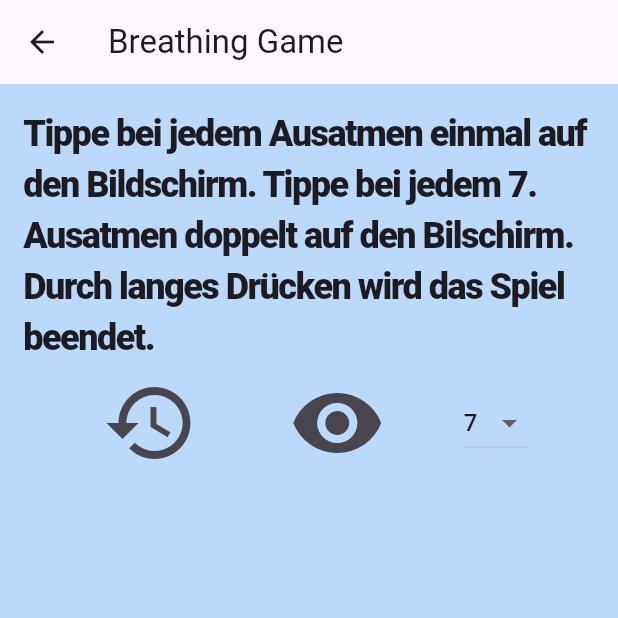
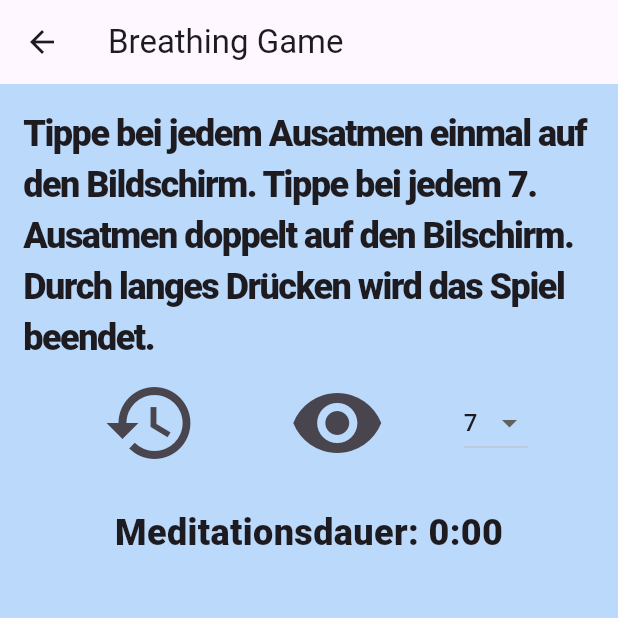
Before and after one commit to maxmitz/meditation_app, a Flutter app: the BreathingGameScreen screen opened by its route, after a tap on the "restore" icon, on a phone screen of 412 x 824 dp, the top half of it. Run offline on Flutter 3.47's test engine with Material 3 defaults, Android fonts, the phone set to English and light mode, and no system bars; our stand-ins replace flutter_svg, freezed_annotation, go_router, hooks_riverpod, just_audio, rxdart; missing offline and left inert: audio_session.

Commit message:
feat: Add meditation time to breathing game

```diff
--- a/lib/breathing_game/presentation/breathing_game_screen.dart
+++ b/lib/breathing_game/presentation/breathing_game_screen.dart
@@ -1,15 +1,38 @@
+import 'dart:async';
+
 import 'package:flutter/material.dart';
 import 'package:hooks_riverpod/hooks_riverpod.dart';
 import 'package:meditation/breathing_game/domain/breathing_game_enums.dart';
 import 'package:meditation/breathing_game/view_model/breathing_game_provider.dart';
 
-class BreathingGameScreen extends ConsumerWidget {
+class BreathingGameScreen extends ConsumerStatefulWidget {
   const BreathingGameScreen({super.key});
 
   @override
-  Widget build(BuildContext context, WidgetRef ref) {
+  BreathingGameScreenState createState() => BreathingGameScreenState();
+}
+
+class BreathingGameScreenState extends ConsumerState<BreathingGameScreen> {
+  Timer? timer;
+
+  @override
+  Widget build(BuildContext context) {
     final state = ref.watch(breathingGameProvider);
     final breathingGameNotifier = ref.read(breathingGameProvider.notifier);
+
+    void startTimer() {
+      timer ??= Timer.periodic(
+        const Duration(seconds: 1),
+        (_) => breathingGameNotifier.increaseMeditationDurationByOneSecond(),
+      );
+    }
+
+    void resetTimer() {
+      timer?.cancel();
+      timer = null;
+      breathingGameNotifier.resetMeditationTimer();
+    }
+
     return Scaffold(
       appBar: AppBar(
         title: const Text('Breathing Game'),
@@ -18,7 +41,10 @@ class BreathingGameScreen extends ConsumerWidget {
         child: Center(
           child: GestureDetector(
             onLongPress: () => Navigator.of(context).pop(),
-            onTap: breathingGameNotifier.singleTap,
+            onTap: () {
+              startTimer();
+              breathingGameNotifier.singleTap();
+            },
             onDoubleTap: breathingGameNotifier.doubleTap,
             child: Container(
               color: Colors.blue.withOpacity(0.3),
@@ -40,7 +66,10 @@ class BreathingGameScreen extends ConsumerWidget {
                         mainAxisAlignment: MainAxisAlignment.spaceEvenly,
                         children: [
                           IconButton(
-                            onPressed: breathingGameNotifier.resetResults,
+                            onPressed: () {
+                              resetTimer();
+                              breathingGameNotifier.resetResults();
+                            },
                             icon: const Icon(Icons.restore),
                             iconSize: 64,
                           ),
@@ -72,7 +101,16 @@ class BreathingGameScreen extends ConsumerWidget {
                           ),
                         ],
                       ),
-                      if (state.showResults)
+                      if (state.showResults) ...[
+                        const SizedBox(height: 16),
+                        Text(
+                          'Meditationsdauer: ${state.meditationDuration.inMinutes}:${state.meditationDuration.inSeconds.remainder(60).toString().padLeft(2, '0')}',
+                          style: const TextStyle(
+                            fontSize: 24,
+                            fontWeight: FontWeight.w900,
+                          ),
+                        ),
+                        const SizedBox(height: 16),
                         Expanded(
                           child: GridView.count(
                             crossAxisCount: state.numberOfBreathsToTapTwice,
@@ -96,6 +134,7 @@ class BreathingGameScreen extends ConsumerWidget {
                             ],
                           ),
                         ),
+                      ],
                     ],
                   ),
                 ),
--- a/lib/breathing_game/view_model/breathing_game_state.dart
+++ b/lib/breathing_game/view_model/breathing_game_state.dart
@@ -10,6 +10,7 @@ class BreathingGameState with _$BreathingGameState {
     required List<Prediction> results,
     required int numberOfBreathsToTapTwice,
     required bool showResults,
+    required Duration meditationDuration,
   }) = _BreathingGameState;
 
   factory BreathingGameState.fromJson(Map<String, dynamic> json) =>
```
Also changed, not shown: lib/breathing_game/view_model/breathing_game_provider.dart (+10 -0 lines), lib/breathing_game/view_model/breathing_game_state.freezed.dart, lib/breathing_game/view_model/breathing_game_state.g.dart.
